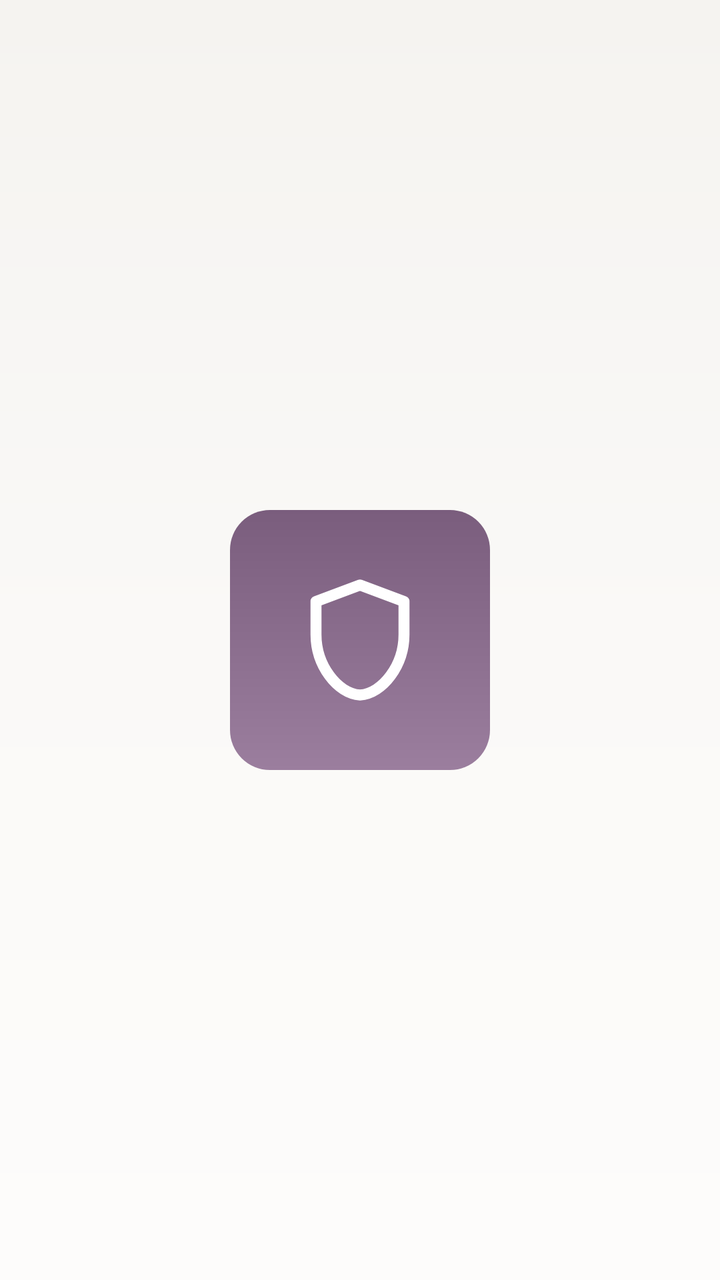
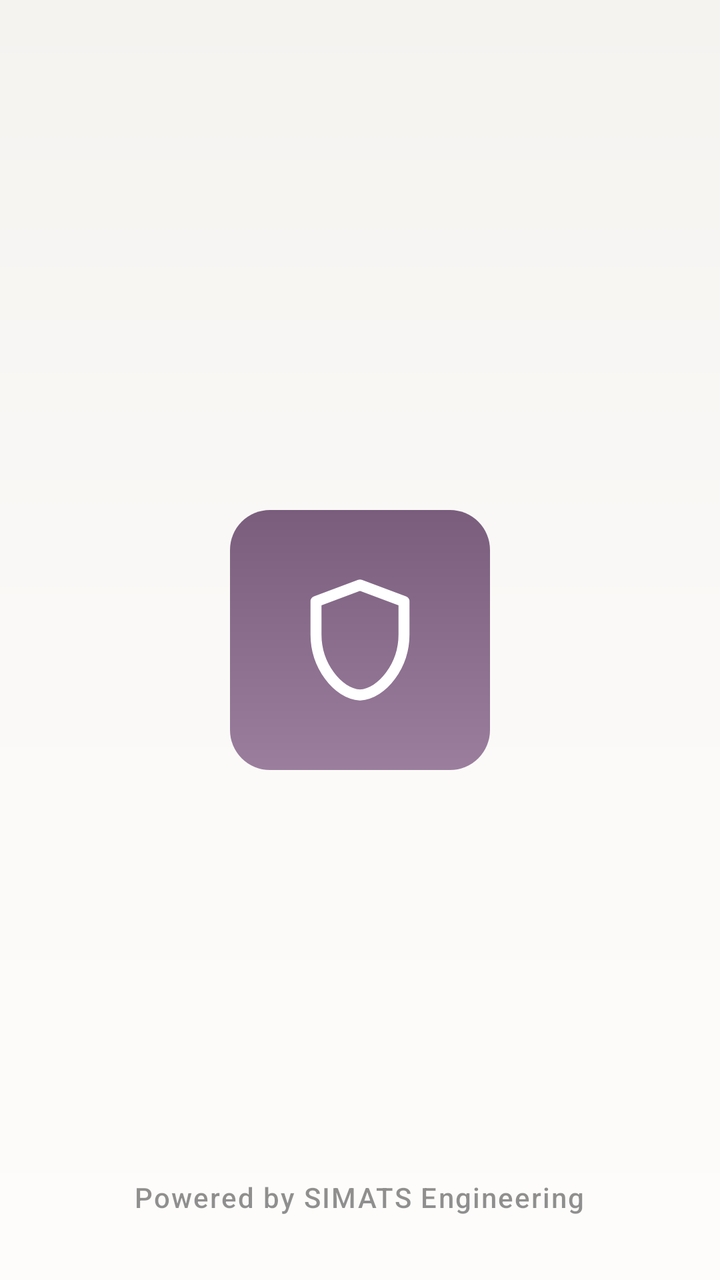

Before-and-after screenshots of an Android layout around one commit, followed by the original layout XML and the change that was made.
<!-- AndroidManifest.xml: application theme Theme.MicroCredential -->
<!-- res/layout/activity_splash.xml -->
<?xml version="1.0" encoding="utf-8"?>
<FrameLayout
    xmlns:android="http://schemas.android.com/apk/res/android"
    android:layout_width="match_parent"
    android:layout_height="match_parent"
    android:background="@drawable/bg_gradient">

    <ImageView
        android:layout_width="130dp"
        android:layout_height="130dp"
        android:layout_gravity="center"
        android:padding="32dp"
        android:background="@drawable/bg_icon"
        android:src="@drawable/ic_shield_outline"/>
</FrameLayout>
<!-- resources referenced by this layout -->
<resources>
  <!-- drawable bg_gradient (drawable) -->
  <?xml version="1.0" encoding="utf-8"?>
  <shape xmlns:android="http://schemas.android.com/apk/res/android"
      android:shape="rectangle">
  
      <gradient
          android:type="linear"
          android:angle="90"
          android:startColor="#FDFCFB"
          android:centerColor="#FAF9F7"
          android:endColor="#F5F3F0"/>
  
  </shape>
  <!-- drawable bg_icon (drawable) -->
  <?xml version="1.0" encoding="utf-8"?>
  <shape xmlns:android="http://schemas.android.com/apk/res/android"
      android:shape="rectangle">
  
      
      <gradient
          android:type="linear"
          android:angle="90"
          android:startColor="#9B7E9E"
          android:endColor="#7A5D7D"/>
  
      
      <corners android:radius="20dp"/>
  
      
      <padding
          android:left="0dp"
          android:top="0dp"
          android:right="0dp"
          android:bottom="0dp"/>
  
  </shape>
  <!-- drawable ic_shield_outline (drawable) -->
  <?xml version="1.0" encoding="utf-8"?>
  <vector xmlns:android="http://schemas.android.com/apk/res/android"
      android:width="24dp"
      android:height="24dp"
      android:viewportWidth="24"
      android:viewportHeight="24">
  
      <path
          android:pathData="M12 2L4 5V11C4 16.55 7.84 21.74 12 22C16.16 21.74 20 16.55 20 11V5L12 2Z"
          android:fillColor="@android:color/transparent"
          android:strokeColor="#FFFFFF"
          android:strokeWidth="2"
          android:strokeLineJoin="round"
          android:strokeLineCap="round"/>
  </vector>
  <style name="Theme.MicroCredential" parent="Base.Theme.MicroCredential" />
  <style name="Base.Theme.MicroCredential" parent="Theme.Material3.DayNight.NoActionBar">
          
          
      </style>
</resources>

<!-- the commit's change to res/layout/activity_splash.xml (unified diff, before → after) -->
@@ -12,4 +12,15 @@
         android:padding="32dp"
         android:background="@drawable/bg_icon"
         android:src="@drawable/ic_shield_outline"/>
+    <TextView
+        android:layout_width="wrap_content"
+        android:layout_height="wrap_content"
+        android:layout_gravity="bottom|center_horizontal"
+        android:layout_marginBottom="32dp"
+        android:text="Powered by SIMATS Engineering"
+        android:textColor="@color/text_secondary"
+        android:textSize="14sp"
+        android:fontFamily="sans-serif-medium"
+        android:letterSpacing="0.05"
+        android:alpha="0.8"/>
 </FrameLayout>
<!-- resource entries referenced after the edit -->
@@ -1,5 +1,6 @@
 <!-- resources referenced by this layout -->
 <resources>
+  <color name="text_secondary">#8A000000</color>
   <!-- drawable bg_gradient (drawable) -->
   <?xml version="1.0" encoding="utf-8"?>
   <shape xmlns:android="http://schemas.android.com/apk/res/android"
